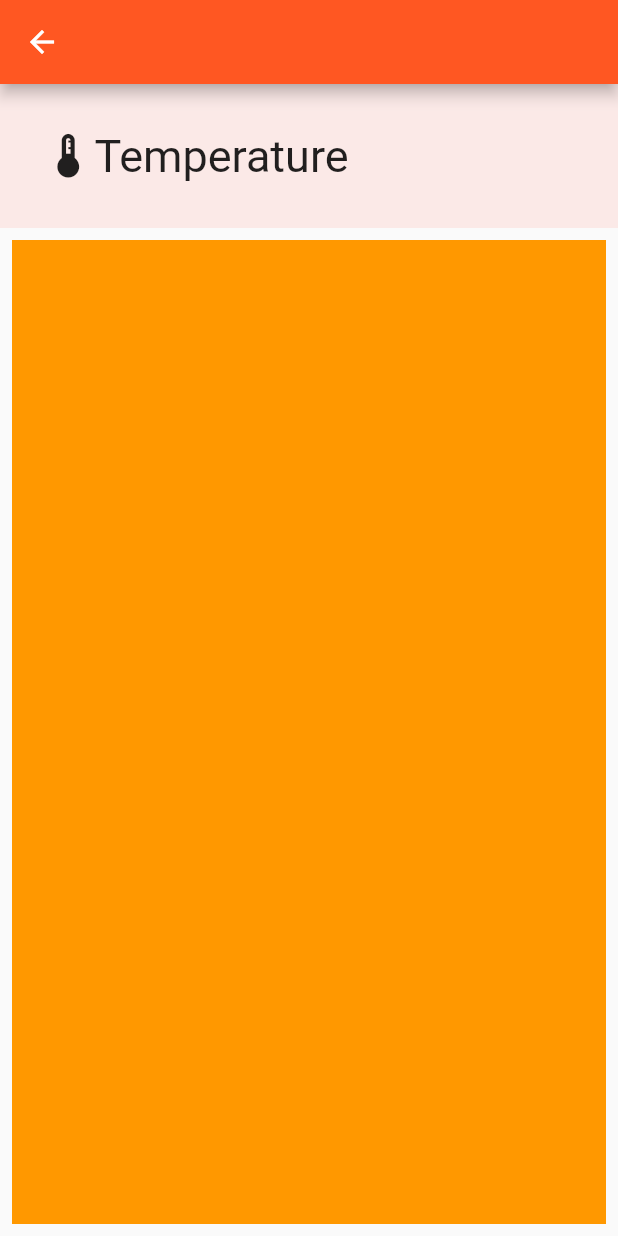
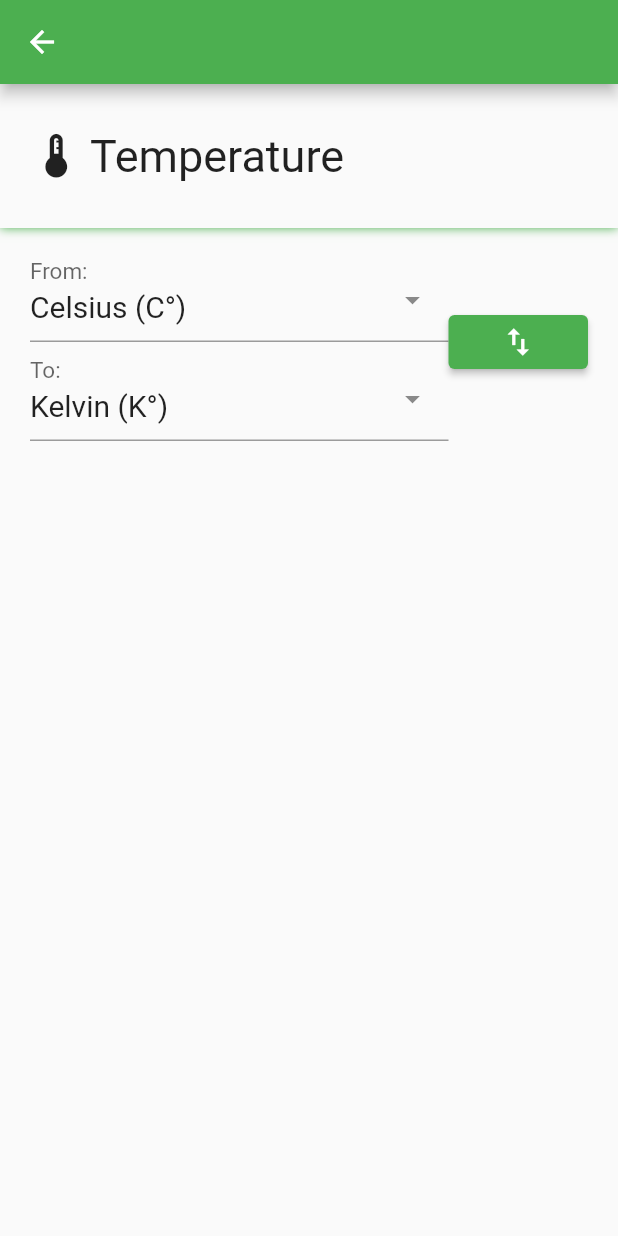
Before and after one commit to TheUnrealDev/Conversion-App, a Flutter app: the screen it shows after launch, after a tap on "Temperature", on a phone screen of 412 x 824 dp. Run offline on Flutter 3.47's test engine with Material 2 defaults, Android fonts, the phone set to English and light mode, and no system bars; drawn by our look-alikes of select_form_field.

Commit message:
Unit Selection + Minor File Reorganization

```diff
--- /dev/null
+++ b/TODO.txt
@@ -0,0 +1,3 @@
+Add page for viewing some constants.
+
+Calorie to Joule to electronvolts conversion under the energy tab.
--- a/lib/main.dart
+++ b/lib/main.dart
@@ -13,7 +13,7 @@ class MyApp extends StatelessWidget {
     return MaterialApp(
       title: 'Conversion App',
       theme: ThemeData(
-        primarySwatch: Colors.deepOrange,
+        primarySwatch: Colors.green,
       ),
       home: const HomePage(title: "Conversion App"),
       debugShowCheckedModeBanner: false,
--- a/lib/own_widgets/temperature_page.dart
+++ /dev/null
@@ -1,24 +0,0 @@
-import 'package:flutter/material.dart';
-
-class TemperaturePage extends StatefulWidget {
-  const TemperaturePage({super.key});
-
-  @override
-  State<TemperaturePage> createState() => _TemperaturePageState();
-}
-
-class _TemperaturePageState extends State<TemperaturePage> {
-  final GlobalKey _formKey = GlobalKey<FormState>();
-  @override
-  Widget build(BuildContext context) {
-    return Padding(
-      padding: const EdgeInsets.all(8),
-      child: Form(
-        key: _formKey,
-        child: Container(
-          color: Colors.orange,
-        ),
-      ),
-    );
-  }
-}
--- a/lib/page.dart
+++ b/lib/page_data.dart
@@ -1,3 +1,4 @@
+
 import 'package:flutter/material.dart';
 
 class PageData {
--- a/lib/pages/conversion_page.dart
+++ b/lib/pages/conversion_page.dart
@@ -1,5 +1,5 @@
-import 'package:conversion_app/own_widgets/temperature_page.dart';
 import 'package:flutter/material.dart';
+import 'conversion_pages/temperature_page.dart';
 
 class ConversionPage extends StatefulWidget {
   final String title;
@@ -31,24 +31,28 @@ class _ConversionPageState extends State<ConversionPage> {
           Expanded(
             flex: 1,
             child: Container(
-              padding: const EdgeInsets.all(8),
-              color: Theme.of(context).secondaryHeaderColor,
+              decoration: BoxDecoration(
+                color: Theme.of(context).canvasColor,
+                boxShadow: [
+                  BoxShadow(
+                    color: Theme.of(context).primaryColor,
+                    blurRadius: 5,
+                  ),
+                ],
+              ),
               child: Row(
                 mainAxisAlignment: MainAxisAlignment.start,
                 children: [
                   Padding(
-                    padding: const EdgeInsets.only(left: 20),
+                    padding: const EdgeInsets.only(left: 20, right: 5),
                     child: Hero(
                       tag: "${widget.title} icon",
                       child: Icon(widget.icon, size: 35),
                     ),
                   ),
-                  Hero(
-                    tag: "${widget.title} tssitle FIX",
-                    child: Text(
-                      widget.title,
-                      style: const TextStyle(fontSize: 30),
-                    ),
+                  Text(
+                    widget.title,
+                    style: const TextStyle(fontSize: 30),
                   ),
                 ],
               ),
--- /dev/null
+++ b/lib/pages/conversion_pages/temperature_page.dart
@@ -0,0 +1,96 @@
+import 'package:flutter/material.dart';
+import 'package:select_form_field/select_form_field.dart';
+
+const List<Map<String, dynamic>> _units = [
+  {
+    'value': 'celsius',
+    'label': 'Celsius (C°)',
+  },
+  {
+    'value': 'fahrenheit',
+    'label': 'Fahrenheit (F°)',
+  },
+  {
+    'value': 'kelvin',
+    'label': 'Kelvin (K°)',
+  },
+];
+
+const TextStyle _drowdownTextStyle = TextStyle(fontSize: 20);
+
+class TemperaturePage extends StatefulWidget {
+  const TemperaturePage({super.key});
+
+  @override
+  State<TemperaturePage> createState() => _TemperaturePageState();
+}
+
+class _TemperaturePageState extends State<TemperaturePage> {
+  final GlobalKey _formKey = GlobalKey<FormState>();
+
+  String _fromUnit = 'celsius';
+  String _toUnit = 'kelvin';
+
+  void swapToAndFromUnits() {
+    setState(
+      () {
+        String temp = _fromUnit;
+        _fromUnit = _toUnit;
+        _toUnit = temp;
+      },
+    );
+  }
+
+  @override
+  Widget build(BuildContext context) {
+    return Padding(
+      padding: const EdgeInsets.all(10),
+      child: Form(
+        key: _formKey,
+        child: Padding(
+          padding: const EdgeInsets.symmetric(horizontal: 10),
+          child: Column(
+            children: [
+              Row(
+                children: [
+                  Expanded(
+                    flex: 3,
+                    child: Column(
+                      children: [
+                        SelectFormField(
+                          style: _drowdownTextStyle,
+                          labelText: 'From:',
+                          controller: TextEditingController(text: _fromUnit),
+                          onChanged: (newValue) {
+                            _fromUnit = newValue;
+                          },
+                          items: _units,
+                        ),
+                        SelectFormField(
+                          style: _drowdownTextStyle,
+                          labelText: 'To:',
+                          controller: TextEditingController(text: _toUnit),
+                          onChanged: (newValue) {
+                            _toUnit = newValue;
+                          },
+                          items: _units,
+                        ),
+                      ],
+                    ),
+                  ),
+                  Expanded(
+                    flex: 1,
+                    child: ElevatedButton(
+                      onPressed: swapToAndFromUnits,
+                      child: const Icon(Icons.swap_vert),
+                    ),
+                  )
+                ],
+              ),
+            ],
+          ),
+        ),
+      ),
+    );
+  }
+}
--- a/lib/pages/home_page.dart
+++ b/lib/pages/home_page.dart
@@ -1,5 +1,5 @@
 import 'package:conversion_app/pages/conversion_page.dart';
-import 'package:conversion_app/page.dart';
+import 'package:conversion_app/page_data.dart';
 import 'package:flutter/material.dart';
 
 class HomePage extends StatefulWidget {
@@ -16,6 +16,11 @@ class _HomePageState extends State<HomePage> {
     PageData(title: "Temperature", icon: Icons.thermostat_outlined),
     PageData(title: "Volume", icon: Icons.coffee_rounded),
     PageData(title: "Length", icon: Icons.height),
+    PageData(title: "Energy", icon: Icons.bolt),
+    PageData(title: "Velocity", icon: Icons.speed),
+    PageData(title: "Mass", icon: Icons.scale),
+    PageData(title: "Area", icon: Icons.square_outlined),
+    PageData(title: "Time", icon: Icons.alarm),
   ];
   @override
   Widget build(BuildContext context) {
@@ -80,7 +85,7 @@ class _HomePageState extends State<HomePage> {
                       ),
                     ),
                   ),
-                  contentPadding: const EdgeInsets.all(15),
+                  contentPadding: const EdgeInsets.all(20),
                 );
               },
             ),
--- a/pubspec.yaml
+++ b/pubspec.yaml
@@ -35,6 +35,7 @@ dependencies:
   # The following adds the Cupertino Icons font to your application.
   # Use with the CupertinoIcons class for iOS style icons.
   cupertino_icons: ^1.0.2
+  select_form_field: ^2.2.0
 
 dev_dependencies:
   flutter_test:
```
Also changed, not shown: pubspec.lock.
